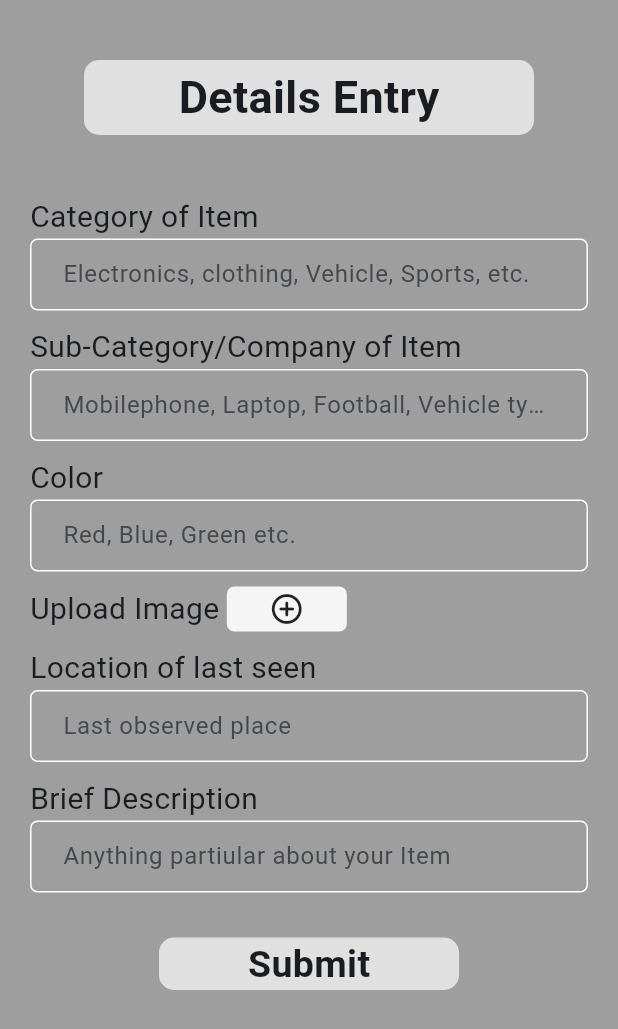
After one commit to AdityaPratapSinghR/FindAid, a Flutter app: the description_founded screen opened directly, on a phone screen of 412 x 824 dp. The commit adds this screen. Shown: the top 1029 px of the screen. Run offline on Flutter 3.47's test engine with Material 3 defaults, Android fonts, the phone set to English and light mode, and no system bars; our stand-ins replace firebase_core; accounts and stored records are empty.

Commit message:
Description of lost and found item page done(Rahul)

```diff
--- a/lib/main.dart
+++ b/lib/main.dart
@@ -1,4 +1,5 @@
 import 'package:findaid/mainPage.dart';
+import 'package:findaid/screens/Description_LostItem.dart';
 import 'package:flutter/material.dart';
 
 void main() {
--- /dev/null
+++ b/lib/screens/Description_FoundedItem.dart
@@ -0,0 +1,247 @@
+import 'package:flutter/cupertino.dart';
+import 'package:flutter/material.dart';
+
+class description_founded extends StatefulWidget {
+  const description_founded({super.key});
+
+  @override
+  State<description_founded> createState() => _description_foundedState();
+}
+
+class _description_foundedState extends State<description_founded> {
+  @override
+  Widget build(BuildContext context) {
+    return Scaffold(
+      body: SafeArea(
+        child: SingleChildScrollView(
+          child: Center(
+            child: Container(
+              height: MediaQuery.of(context).size.height,
+              width: MediaQuery.of(context).size.width,
+              padding: EdgeInsets.symmetric(horizontal: 20,vertical: 20),
+              color: Colors.grey.shade500,
+              child: Column(
+                children: [
+                  SizedBox(height: 20,),
+                  Container(
+                    height: 50,
+                    width: 300,
+                    decoration: BoxDecoration(
+                        borderRadius: BorderRadius.circular(10),
+                        color: Colors.grey.shade300
+                    ),
+                    child: Align(
+                      alignment: Alignment.center,
+                      child: Text("Details Entry",style: TextStyle(fontWeight: FontWeight.bold,fontSize: 30),),
+                    ),
+                  ),
+                  SizedBox(height: 40,),
+                  //First block
+                  Align(
+                      alignment: Alignment.centerLeft,
+                      child: Text("Category of Item",style: TextStyle(fontSize: 20,),)
+                  ),
+
+                  TextField(
+
+                    cursorColor: Colors.white,
+                    style: TextStyle(fontSize: 16, ),
+
+                    decoration: InputDecoration(
+                        contentPadding: EdgeInsets.symmetric(vertical:0,horizontal: 18),
+                        focusedBorder: OutlineInputBorder(
+                          borderRadius: BorderRadius.circular(5),
+                          borderSide: BorderSide(
+                            color: Colors.white,
+                          ),
+                        ),
+                        enabledBorder: OutlineInputBorder(
+                          borderRadius: BorderRadius.circular(5),
+                          borderSide: BorderSide(
+                            color: Colors.white,
+                          ),
+                        ),
+                        hintStyle: TextStyle( ),
+                        hintText: "Electronics, clothing, Vehicle, Sports, etc."
+                    ),
+                  ),
+
+                  SizedBox(height: 10,),
+                  // Second block
+                  Align(
+                      alignment: Alignment.centerLeft,
+                      child: Text("Sub-Category/Company of Item",style: TextStyle(fontSize: 20,),)
+                  ),
+
+                  TextField(
+
+                    cursorColor: Colors.white,
+                    style: TextStyle(fontSize: 16, ),
+
+                    decoration: InputDecoration(
+                        contentPadding: EdgeInsets.symmetric(vertical:0,horizontal: 18),
+                        focusedBorder: OutlineInputBorder(
+                          borderRadius: BorderRadius.circular(5),
+                          borderSide: BorderSide(
+                            color: Colors.white,
+                          ),
+                        ),
+                        enabledBorder: OutlineInputBorder(
+                          borderRadius: BorderRadius.circular(5),
+                          borderSide: BorderSide(
+                            color: Colors.white,
+                          ),
+                        ),
+                        hintStyle: TextStyle( ),
+                        hintText: "Mobilephone, Laptop, Football, Vehicle type"
+                    ),
+                  ),
+                  SizedBox(height: 10,),
+                  // Third block
+                  Align(
+                      alignment: Alignment.centerLeft,
+                      child: Text("Color",style: TextStyle(fontSize: 20,),)
+                  ),
+
+                  TextField(
+
+                    cursorColor: Colors.white,
+                    style: TextStyle(fontSize: 16, ),
+
+                    decoration: InputDecoration(
+                        contentPadding: EdgeInsets.symmetric(vertical:0,horizontal: 18),
+                        focusedBorder: OutlineInputBorder(
+                          borderRadius: BorderRadius.circular(5),
+                          borderSide: BorderSide(
+                            color: Colors.white,
+                          ),
+                        ),
+                        enabledBorder: OutlineInputBorder(
+                          borderRadius: BorderRadius.circular(5),
+                          borderSide: BorderSide(
+                            color: Colors.white,
+                          ),
+                        ),
+                        hintStyle: TextStyle( ),
+                        hintText: "Red, Blue, Green etc."
+                    ),
+                  ),
+
+                  SizedBox(height: 10,),
+                  //Fourth block
+                  Container(
+                    child: Row(
+                      mainAxisAlignment: MainAxisAlignment.start,
+                      children: [
+                        Align(
+                          alignment: Alignment.centerLeft,
+                          child: Text("Upload Image",style: TextStyle(fontSize: 20,),),
+                        ),
+                        SizedBox(width: 5,),
+                        Container(
+                          height: 30,
+                          width: 80,
+                          decoration: BoxDecoration(
+                            borderRadius: BorderRadius.circular(5),
+                            color: Colors.grey.shade100,
+                          ),
+                          child: Align(
+                              alignment: Alignment.center,
+                              child: Icon(Icons.add_circle_outline_rounded)),
+                        ),
+                      ],
+                    ),
+                  ),
+                  //Fifth block
+                  SizedBox(height: 10,),
+                  // Third block
+                  Align(
+                      alignment: Alignment.centerLeft,
+                      child: Text("Location of last seen",style: TextStyle(fontSize: 20,),)
+                  ),
+
+                  TextField(
+
+                    cursorColor: Colors.white,
+                    style: TextStyle(fontSize: 16, ),
+
+                    decoration: InputDecoration(
+                        contentPadding: EdgeInsets.symmetric(vertical:0,horizontal: 18),
+                        focusedBorder: OutlineInputBorder(
+                          borderRadius: BorderRadius.circular(5),
+                          borderSide: BorderSide(
+                            color: Colors.white,
+                          ),
+                        ),
+                        enabledBorder: OutlineInputBorder(
+                          borderRadius: BorderRadius.circular(5),
+                          borderSide: BorderSide(
+                            color: Colors.white,
+                          ),
+                        ),
+                        hintStyle: TextStyle( ),
+                        hintText: "Last observed place"
+                    ),
+                  ),
+                  SizedBox(height: 10,),
+                  //Sixth block
+                  Align(
+                      alignment: Alignment.centerLeft,
+                      child: Text("Brief Description",style: TextStyle(fontSize: 20,),)
+                  ),
+
+                  TextField(
+
+                    cursorColor: Colors.white,
+                    style: TextStyle(fontSize: 16, ),
+
+                    decoration: InputDecoration(
+                        contentPadding: EdgeInsets.symmetric(vertical:0,horizontal: 18),
+                        focusedBorder: OutlineInputBorder(
+                          borderRadius: BorderRadius.circular(5),
+                          borderSide: BorderSide(
+                            color: Colors.white,
+                          ),
+                        ),
+                        enabledBorder: OutlineInputBorder(
+                          borderRadius: BorderRadius.circular(5),
+                          borderSide: BorderSide(
+                            color: Colors.white,
+                          ),
+                        ),
+                        hintStyle: TextStyle( ),
+                        hintText: "Anything partiular about your Item"
+                    ),
+                  ),
+                  SizedBox(height: 30,),
+
+                  InkWell(
+                    child:
+                    Container(
+                      height: 35,
+                      width: 200,
+                      decoration: BoxDecoration(
+                          borderRadius: BorderRadius.circular(10),
+                          color: Colors.grey.shade300
+                      ),
+                      child: Align(
+                        alignment: Alignment.center,
+                        child: Text("Submit",style: TextStyle(fontWeight: FontWeight.bold,fontSize: 25),),
+                      ),
+                    ),
+                    onTap: ()=>{
+
+                    },
+
+                  ),
+                ],
+              ),
+            ),
+          ),
+        ),
+      ),
+
+
+    );
+  }
+}
```
Also changed, not shown: lib/screens/Description_LostItem.dart (added, +247 -0 lines), 1 other file.
